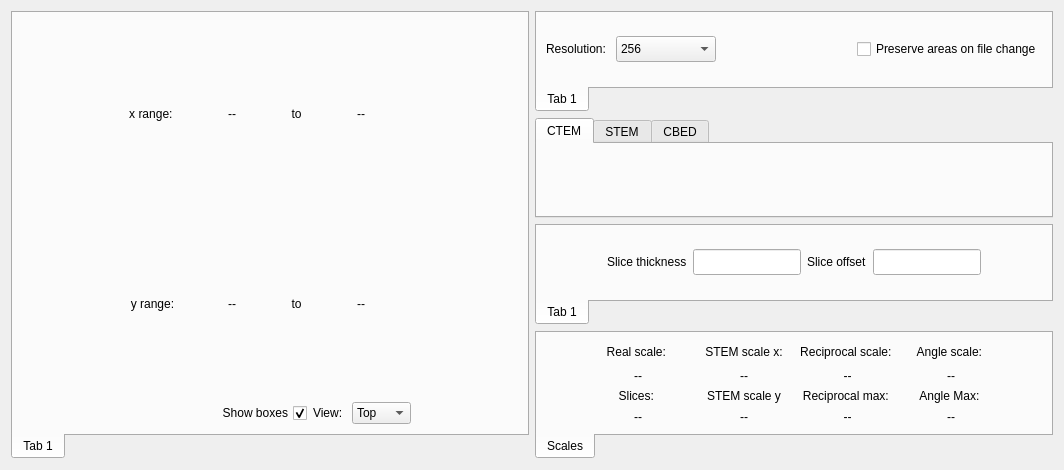
First picture: the form in src/gui/dialogs/settings/frames/arealayoutframe.ui, repository JJPPeters/clTEM, before the edit.
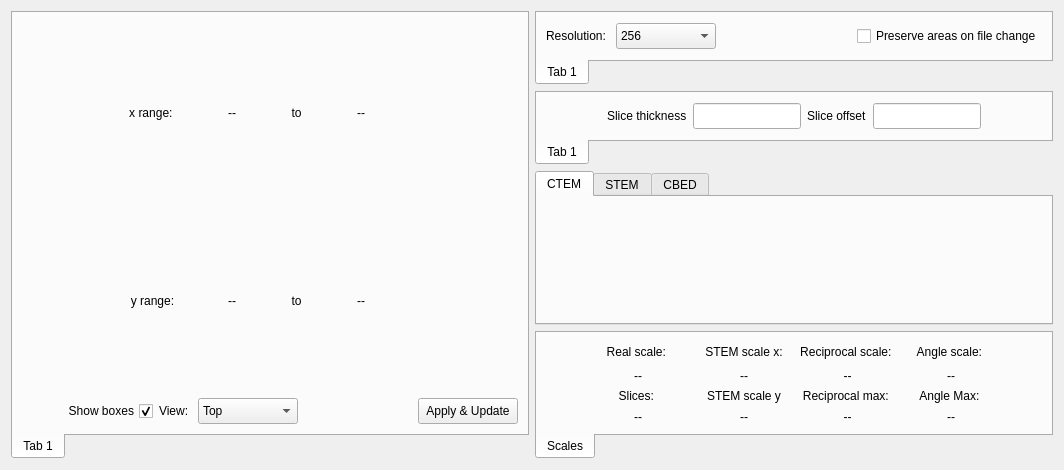
Second picture: the form after the edit. Custom widgets are drawn as their Qt base class.

Commit message: Fixed 3d view bugs and added minor features  - fixed view issues such as the rotation centre transforms being applied incorrectly, depth testing being reversed (this is more bodge-fixed)  - added ability to reset view  - moved stuff around to flow better  - sim areas can be reset to structure limits

Patch:
```diff
--- a/src/gui/dialogs/settings/frames/arealayoutframe.ui
+++ b/src/gui/dialogs/settings/frames/arealayoutframe.ui
@@ -13,85 +13,49 @@
   <property name="windowTitle">
    <string>Form</string>
   </property>
-  <layout class="QGridLayout" name="gridLayout" rowstretch="0,0,0,0" columnstretch="1,1">
+  <layout class="QGridLayout" name="gridLayout" rowstretch="0,0,1,0,0" columnstretch="1,1">
    <item row="2" column="1">
-    <widget class="tabPanel" name="tabZWidget">
+    <widget class="QTabWidget" name="tabAreaWidget">
      <property name="sizePolicy">
       <sizepolicy hsizetype="Minimum" vsizetype="Minimum">
        <horstretch>0</horstretch>
        <verstretch>0</verstretch>
       </sizepolicy>
      </property>
-     <property name="tabPosition">
-      <enum>QTabWidget::South</enum>
-     </property>
      <property name="currentIndex">
       <number>0</number>
      </property>
-     <widget class="QWidget" name="tZ">
+     <widget class="QWidget" name="tbCtem">
       <attribute name="title">
-       <string>Tab 1</string>
+       <string>CTEM</string>
       </attribute>
-      <layout class="QGridLayout" name="gridLayout_3">
-       <item row="0" column="2">
-        <widget class="EditUnitsBox" name="edtSliceThickness">
-         <property name="minimumSize">
-          <size>
-           <width>100</width>
-           <height>26</height>
-          </size>
+      <layout class="QHBoxLayout" name="horizontalLayout_2">
+       <item>
+        <layout class="QVBoxLayout" name="vCtemLayout">
+         <property name="sizeConstraint">
+          <enum>QLayout::SetDefaultConstraint</enum>
          </property>
-        </widget>
+        </layout>
        </item>
-       <item row="0" column="6">
-        <spacer name="horizontalSpacer_5">
-         <property name="orientation">
-          <enum>Qt::Horizontal</enum>
-         </property>
-         <property name="sizeHint" stdset="0">
-          <size>
-           <width>43</width>
-           <height>20</height>
-          </size>
-         </property>
-        </spacer>
+      </layout>
+     </widget>
+     <widget class="QWidget" name="tbStem">
+      <attribute name="title">
+       <string>STEM</string>
+      </attribute>
+      <layout class="QVBoxLayout" name="verticalLayout_3">
+       <item>
+        <layout class="QVBoxLayout" name="vStemLayout"/>
        </item>
-       <item row="0" column="0">
-        <spacer name="horizontalSpacer_4">
-         <property name="orientation">
-          <enum>Qt::Horizontal</enum>
-         </property>
-         <property name="sizeHint" stdset="0">
-          <size>
-           <width>44</width>
-           <height>20</height>
-          </size>
-         </property>
-        </spacer>
-       </item>
-       <item row="0" column="1">
-        <widget class="QLabel" name="label_4">
-         <property name="text">
-          <string>Slice thickness</string>
-         </property>
-        </widget>
-       </item>
-       <item row="0" column="4">
-        <widget class="EditUnitsBox" name="edtSliceOffset">
-         <property name="minimumSize">
-          <size>
-           <width>100</width>
-           <height>26</height>
-          </size>
-         </property>
-        </widget>
-       </item>
-       <item row="0" column="3">
-        <widget class="QLabel" name="label_5">
-         <property name="text">
-          <string>Slice offset</string>
-         </property>
-        </widget>
+      </layout>
+     </widget>
+     <widget class="QWidget" name="tbCbed">
+      <attribute name="title">
+       <string>CBED</string>
+      </attribute>
+      <layout class="QVBoxLayout" name="verticalLayout_2">
+       <item>
+        <layout class="QVBoxLayout" name="vCbedLayout"/>
        </item>
       </layout>
      </widget>
@@ -197,6 +161,89 @@
      </widget>
     </widget>
    </item>
+   <item row="1" column="1">
+    <widget class="tabPanel" name="tabZWidget">
+     <property name="sizePolicy">
+      <sizepolicy hsizetype="Minimum" vsizetype="Minimum">
+       <horstretch>0</horstretch>
+       <verstretch>0</verstretch>
+      </sizepolicy>
+     </property>
+     <property name="tabPosition">
+      <enum>QTabWidget::South</enum>
+     </property>
+     <property name="currentIndex">
+      <number>0</number>
+     </property>
+     <widget class="QWidget" name="tZ">
+      <attribute name="title">
+       <string>Tab 1</string>
+      </attribute>
+      <layout class="QGridLayout" name="gridLayout_3">
+       <item row="0" column="2">
+        <widget class="EditUnitsBox" name="edtSliceThickness">
+         <property name="minimumSize">
+          <size>
+           <width>100</width>
+           <height>26</height>
+          </size>
+         </property>
+        </widget>
+       </item>
+       <item row="0" column="6">
+        <spacer name="horizontalSpacer_5">
+         <property name="orientation">
+          <enum>Qt::Horizontal</enum>
+         </property>
+         <property name="sizeHint" stdset="0">
+          <size>
+           <width>43</width>
+           <height>20</height>
+          </size>
+         </property>
+        </spacer>
+       </item>
+       <item row="0" column="0">
+        <spacer name="horizontalSpacer_4">
+         <property name="orientation">
+          <enum>Qt::Horizontal</enum>
+         </property>
+         <property name="sizeHint" stdset="0">
+          <size>
+           <width>44</width>
+           <height>20</height>
+          </size>
+         </property>
+        </spacer>
+       </item>
+       <item row="0" column="1">
+        <widget class="QLabel" name="label_4">
+         <property name="text">
+          <string>Slice thickness</string>
+         </property>
+        </widget>
+       </item>
+       <item row="0" column="4">
+        <widget class="EditUnitsBox" name="edtSliceOffset">
+         <property name="minimumSize">
+          <size>
+           <width>100</width>
+           <height>26</height>
+          </size>
+         </property>
+        </widget>
+       </item>
+       <item row="0" column="3">
+        <widget class="QLabel" name="label_5">
+         <property name="text">
+          <string>Slice offset</string>
+         </property>
+        </widget>
+       </item>
+      </layout>
+     </widget>
+    </widget>
+   </item>
    <item row="3" column="1">
     <widget class="tabPanel" name="tabScaleWidget">
      <property name="sizePolicy">
@@ -253,7 +300,7 @@
          </property>
          <property name="sizeHint" stdset="0">
           <size>
-           <width>40</width>
+           <width>0</width>
            <height>20</height>
           </size>
          </property>
@@ -350,7 +397,7 @@
          </property>
          <property name="sizeHint" stdset="0">
           <size>
-           <width>40</width>
+           <width>0</width>
            <height>20</height>
           </size>
          </property>
@@ -453,6 +500,48 @@
         <layout class="QVBoxLayout" name="vPlotLayout">
          <item>
           <layout class="QGridLayout" name="gridLayout_7">
+           <item row="0" column="2">
+            <widget class="QLabel" name="lblStructStartX">
+             <property name="minimumSize">
+              <size>
+               <width>100</width>
+               <height>0</height>
+              </size>
+             </property>
+             <property name="text">
+              <string>--</string>
+             </property>
+             <property name="alignment">
+              <set>Qt::AlignCenter</set>
+             </property>
+            </widget>
+           </item>
+           <item row="0" column="1">
+            <widget class="QLabel" name="label_17">
+             <property name="text">
+              <string>x range: </string>
+             </property>
+             <property name="alignment">
+              <set>Qt::AlignCenter</set>
+             </property>
+            </widget>
+           </item>
+           <item row="0" column="4">
+            <widget class="QLabel" name="lblStructFinishX">
+             <property name="minimumSize">
+              <size>
+               <width>100</width>
+               <height>0</height>
+              </size>
+             </property>
+             <property name="text">
+              <string>--</string>
+             </property>
+             <property name="alignment">
+              <set>Qt::AlignCenter</set>
+             </property>
+            </widget>
+           </item>
            <item row="0" column="0">
             <spacer name="horizontalSpacer_10">
              <property name="orientation">
@@ -492,8 +581,8 @@
              </property>
             </spacer>
            </item>
-           <item row="0" column="2">
-            <widget class="QLabel" name="lblStructStartX">
+           <item row="1" column="2">
+            <widget class="QLabel" name="lblStructStartY">
              <property name="minimumSize">
               <size>
                <width>100</width>
@@ -508,6 +597,16 @@
              </property>
             </widget>
            </item>
+           <item row="1" column="3">
+            <widget class="QLabel" name="label_19">
+             <property name="text">
+              <string> to </string>
+             </property>
+             <property name="alignment">
+              <set>Qt::AlignCenter</set>
+             </property>
+            </widget>
+           </item>
            <item row="1" column="1">
             <widget class="QLabel" name="label_16">
              <property name="text">
@@ -534,114 +633,94 @@
              </property>
             </widget>
            </item>
-           <item row="1" column="2">
-            <widget class="QLabel" name="lblStructStartY">
-             <property name="minimumSize">
+          </layout>
+         </item>
+         <item>
+          <layout class="QHBoxLayout" name="horizontalLayout" stretch="0,0,0,0,1,0">
+           <item>
+            <spacer name="horizontalSpacer_8">
+             <property name="orientation">
+              <enum>Qt::Horizontal</enum>
+             </property>
+             <property name="sizeHint" stdset="0">
               <size>
-               <width>100</width>
-               <height>0</height>
+               <width>40</width>
+               <height>20</height>
               </size>
              </property>
-             <property name="text">
-              <string>--</string>
-             </property>
-             <property name="alignment">
-              <set>Qt::AlignCenter</set>
-             </property>
-            </widget>
+            </spacer>
            </item>
-           <item row="0" column="4">
-            <widget class="QLabel" name="lblStructFinishX">
-             <property name="minimumSize">
-              <size>
-               <width>100</width>
-               <height>0</height>
-              </size>
+           <item>
+            <widget class="QCheckBox" name="chkShowRect">
+             <property name="layoutDirection">
+              <enum>Qt::RightToLeft</enum>
              </property>
              <property name="text">
-              <string>--</string>
+              <string>Show boxes</string>
              </property>
-             <property name="alignment">
-              <set>Qt::AlignCenter</set>
+             <property name="checked">
+              <bool>true</bool>
              </property>
             </widget>
            </item>
-           <item row="1" column="3">
-            <widget class="QLabel" name="label_19">
+           <item>
+            <widget class="QLabel" name="label_9">
              <property name="text">
-              <string> to </string>
+              <string>View: </string>
              </property>
-             <property name="alignment">
-              <set>Qt::AlignCenter</set>
-             </property>
             </widget>
            </item>
-           <item row="0" column="1">
-            <widget class="QLabel" name="label_17">
-             <property name="text">
-              <string>x range: </string>
+           <item>
+            <widget class="QComboBox" name="cmbViewDirection">
+             <property name="minimumSize">
+              <size>
+               <width>100</width>
+               <height>26</height>
+              </size>
              </property>
-             <property name="alignment">
-              <set>Qt::AlignCenter</set>
-             </property>
-            </widget>
-           </item>
-           <item row="2" column="1" colspan="4">
-            <layout class="QHBoxLayout" name="horizontalLayout">
              <item>
-              <spacer name="horizontalSpacer_6">
-               <property name="orientation">
-                <enum>Qt::Horizontal</enum>
-               </property>
-               <property name="sizeHint" stdset="0">
-                <size>
-                 <width>40</width>
-                 <height>20</height>
-                </size>
-               </property>
-              </spacer>
+              <property name="text">
+               <string>Top</string>
+              </property>
              </item>
              <item>
-              <widget class="QCheckBox" name="chkShowRect">
-               <property name="layoutDirection">
-                <enum>Qt::RightToLeft</enum>
-               </property>
-               <property name="text">
-                <string>Show boxes</string>
-               </property>
-               <property name="checked">
-                <bool>true</bool>
-               </property>
-              </widget>
+              <property name="text">
+               <string>Front</string>
+              </property>
              </item>
              <item>
-              <widget class="QLabel" name="label_9">
-               <property name="text">
-                <string>View: </string>
-               </property>
-              </widget>
+              <property name="text">
+               <string>Side</string>
+              </property>
              </item>
-             <item>
-              <widget class="QComboBox" name="cmbViewDirection">
-               <item>
-                <property name="text">
-                 <string>Top</string>
-                </property>
-               </item>
-               <item>
-                <property name="text">
-                 <string>Front</string>
-                </property>
-               </item>
-               <item>
-                <property name="text">
-                 <string>Side</string>
-                </property>
-               </item>
-              </widget>
-             </item>
-            </layout>
+            </widget>
            </item>
+           <item>
+            <spacer name="horizontalSpacer_7">
+             <property name="orientation">
+              <enum>Qt::Horizontal</enum>
+             </property>
+             <property name="sizeHint" stdset="0">
+              <size>
+               <width>40</width>
+               <height>20</height>
+              </size>
+             </property>
+            </spacer>
+           </item>
+           <item>
+            <widget class="QPushButton" name="btnApplyUpdate">
+             <property name="minimumSize">
+              <size>
+               <width>100</width>
+               <height>26</height>
+              </size>
+             </property>
+             <property name="text">
+              <string>Apply &amp;&amp; Update</string>
+             </property>
+            </widget>
+           </item>
           </layout>
          </item>
         </layout>
@@ -650,53 +729,6 @@
      </widget>
     </widget>
    </item>
-   <item row="1" column="1">
-    <widget class="QTabWidget" name="tabAreaWidget">
-     <property name="sizePolicy">
-      <sizepolicy hsizetype="Minimum" vsizetype="Minimum">
-       <horstretch>0</horstretch>
-       <verstretch>0</verstretch>
-      </sizepolicy>
-     </property>
-     <property name="currentIndex">
-      <number>0</number>
-     </property>
-     <widget class="QWidget" name="tbCtem">
-      <attribute name="title">
-       <string>CTEM</string>
-      </attribute>
-      <layout class="QHBoxLayout" name="horizontalLayout_2">
-       <item>
-        <layout class="QVBoxLayout" name="vCtemLayout">
-         <property name="sizeConstraint">
-          <enum>QLayout::SetDefaultConstraint</enum>
-         </property>
-        </layout>
-       </item>
-      </layout>
-     </widget>
-     <widget class="QWidget" name="tbStem">
-      <attribute name="title">
-       <string>STEM</string>
-      </attribute>
-      <layout class="QVBoxLayout" name="verticalLayout_3">
-       <item>
-        <layout class="QVBoxLayout" name="vStemLayout"/>
-       </item>
-      </layout>
-     </widget>
-     <widget class="QWidget" name="tbCbed">
-      <attribute name="title">
-       <string>CBED</string>
-      </attribute>
-      <layout class="QVBoxLayout" name="verticalLayout_2">
-       <item>
-        <layout class="QVBoxLayout" name="vCbedLayout"/>
-       </item>
-      </layout>
-     </widget>
-    </widget>
-   </item>
   </layout>
  </widget>
  <customwidgets>
```
The commit also changes 15 other files.
